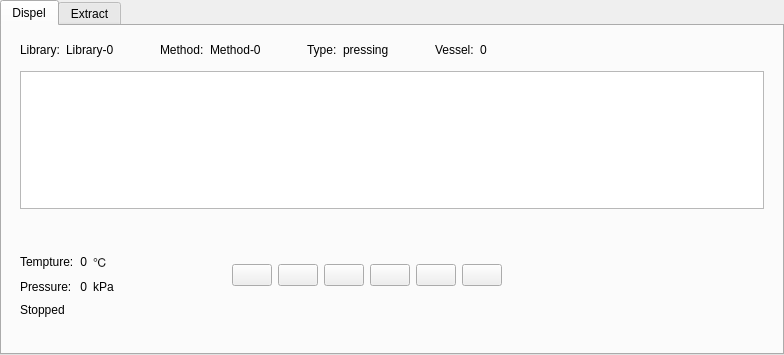
This is tank/qdispelform.ui in photonlili/Tank as Qt 5 draws it before an edit. The edited form follows.
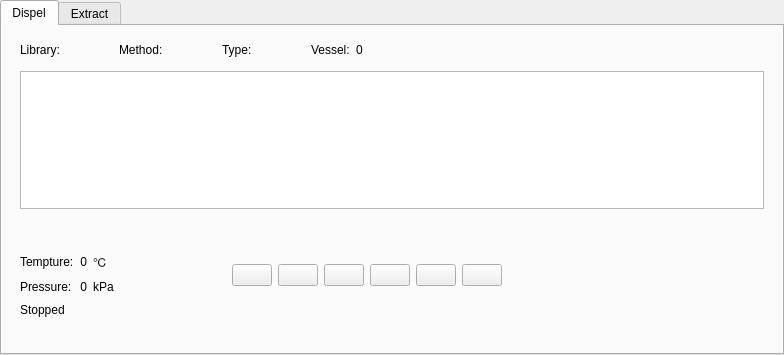
This is the edited form. Custom widgets are drawn as their Qt base class.

The edit to the form file:
```diff
--- a/tank/qdispelform.ui
+++ b/tank/qdispelform.ui
@@ -118,7 +118,7 @@
                 </size>
                </property>
                <property name="text">
-                <string>Library-0</string>
+                <string/>
                </property>
               </widget>
              </item>
@@ -178,7 +178,7 @@
                 </size>
                </property>
                <property name="text">
-                <string>Method-0</string>
+                <string/>
                </property>
               </widget>
              </item>
@@ -208,7 +208,7 @@
              <item>
               <widget class="QLabel" name="lb_type">
                <property name="text">
-                <string>pressing</string>
+                <string/>
                </property>
               </widget>
              </item>
```
Left out of the diff: 4 changed lines with no effect on the pictures.
